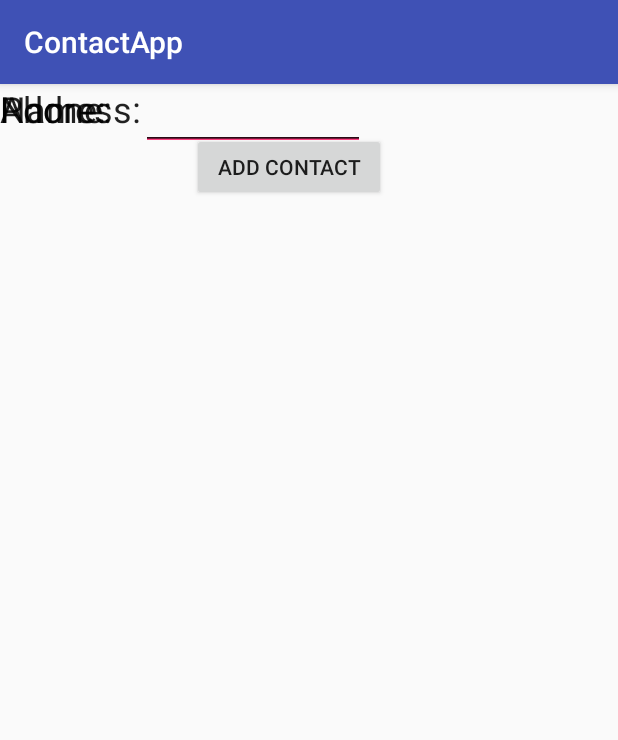
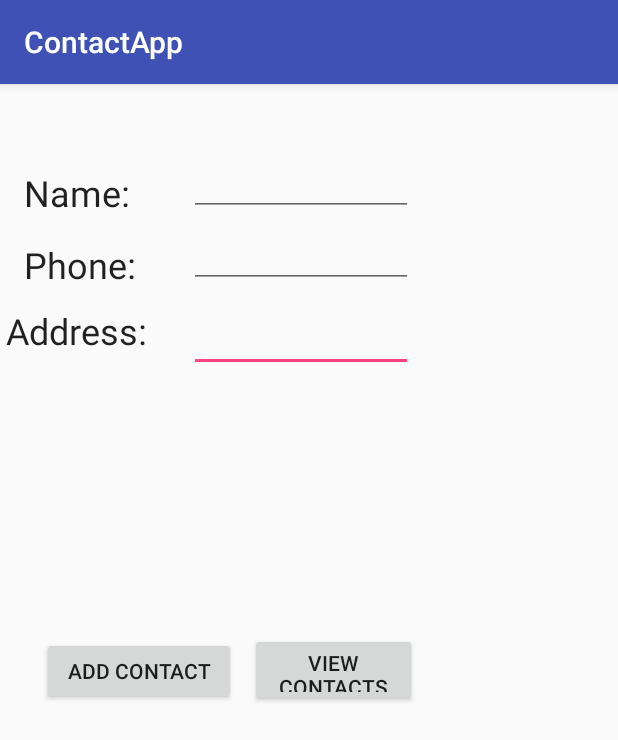
Before and after one commit to Blackc0650/BlackCameron_SQLnotes, an Android app: the screen it shows after launch (MainActivity), on a phone screen of 412 x 824 dp. Shown: the top 740 px of the screen. Run offline under Robolectric (Android 15) with nearby library versions, the phone set to English and light mode, and no system bars.

Commit message:
Finish this
+ Add last check

```diff
--- a/app/src/main/java/com/contactapp/blackc0650/contactapp/DatabaseHelper.java
+++ b/app/src/main/java/com/contactapp/blackc0650/contactapp/DatabaseHelper.java
@@ -2,10 +2,12 @@ package com.contactapp.blackc0650.contactapp;
 
 import android.content.ContentValues;
 import android.content.Context;
+import android.database.Cursor;
 import android.database.sqlite.SQLiteDatabase;
+import android.database.sqlite.SQLiteOpenHelper;
 import android.util.Log;
 
-public class DatabaseHelper extends android.database.sqlite.SQLiteOpenHelper {
+public class DatabaseHelper extends SQLiteOpenHelper {
     public static final int DATABASE_VERSION = 1;
     public static final String DATABASE_NAME = "ContactApp.db";
     public static final String TABLE_NAME = "ContactApp_table";
@@ -13,9 +15,10 @@ public class DatabaseHelper extends android.database.sqlite.SQLiteOpenHelper {
     public static final String COLUMN_NAME_CONTACT = "contact";
     public static final String COLUMN_NAME_PHONE = "phone";
     public static final String COLUMN_NAME_ADDRESS = "address";
-    public static final String SQL_CREATE_ENTRIES = "CREATE TABLE " + TABLE_NAME + " (" + ID + " INTEGER PRIMARY KEY AUTOINCREMENT," + COLUMN_NAME_CONTACT + " TEXT)";
-    public static final String SQL_CREATE_ENTRIES_PHONE = "CREATE TABLE " + TABLE_NAME + " (" + ID + " INTEGER PRIMARY KEY AUTOINCREMENT," + COLUMN_NAME_PHONE + " TEXT)";
-    public static final String SQL_CREATE_ENTRIES_ADDRESS = "CREATE TABLE " + TABLE_NAME + " (" + ID + " INTEGER PRIMARY KEY AUTOINCREMENT," + COLUMN_NAME_ADDRESS + " TEXT)";
+    public static final String SQL_CREATE_ENTRIES = "CREATE TABLE " + TABLE_NAME + " (" + ID + " INTEGER PRIMARY KEY AUTOINCREMENT," +
+            COLUMN_NAME_CONTACT + " TEXT," +
+            COLUMN_NAME_PHONE + " TEXT," +
+            COLUMN_NAME_ADDRESS + " TEXT)";
     public static final String SQL_DELETE_ENTRIES = "DROP TABLE IF EXISTS " + TABLE_NAME;
     public DatabaseHelper(Context context) {
         super(context, DATABASE_NAME, null, DATABASE_VERSION);
@@ -26,8 +29,6 @@ public class DatabaseHelper extends android.database.sqlite.SQLiteOpenHelper {
     public void onCreate(SQLiteDatabase db) {
         Log.d("ContactApp","DatabaseHelper: creating database");
         db.execSQL(SQL_CREATE_ENTRIES);
-        db.execSQL(SQL_CREATE_ENTRIES_ADDRESS);
-        db.execSQL(SQL_CREATE_ENTRIES_PHONE);
     }
     @Override
     public void onUpgrade(SQLiteDatabase db, int oldVersion, int newVersion) {
@@ -49,4 +50,10 @@ public class DatabaseHelper extends android.database.sqlite.SQLiteOpenHelper {
             Log.d("ContactApp","DatabaseHelper: Contact insert - PASSED RESULT=" + result);
         return result != -1;
     }
+    public Cursor getAllData() {
+        Log.d("ContactApp","DatabaseHelper: calling getAllData method");
+        SQLiteDatabase sqLiteDatabase = this.getWritableDatabase();
+        Cursor cursor = sqLiteDatabase.rawQuery("select * from " + TABLE_NAME,null);
+        return cursor;
+    }
 }
--- a/app/src/main/res/layout/activity_main.xml
+++ b/app/src/main/res/layout/activity_main.xml
@@ -10,6 +10,8 @@
         android:id="@+id/address"
         android:layout_width="wrap_content"
         android:layout_height="wrap_content"
+        android:layout_marginStart="4dp"
+        android:layout_marginTop="148dp"
         android:text="Address:"
         android:textAppearance="@style/TextAppearance.AppCompat.Headline"
         android:textSize="24sp"
@@ -20,6 +22,8 @@
         android:id="@+id/phone"
         android:layout_width="wrap_content"
         android:layout_height="wrap_content"
+        android:layout_marginStart="16dp"
+        android:layout_marginTop="104dp"
         android:text="Phone:"
         android:textAppearance="@style/TextAppearance.AppCompat.Headline"
         android:textSize="24sp"
@@ -30,6 +34,8 @@
         android:id="@+id/name"
         android:layout_width="wrap_content"
         android:layout_height="wrap_content"
+        android:layout_marginStart="16dp"
+        android:layout_marginTop="56dp"
         android:text="Name:"
         android:textAppearance="@style/TextAppearance.AppCompat.Headline"
         android:textSize="24sp"
@@ -40,6 +46,8 @@
         android:id="@+id/editText_address"
         android:layout_width="149dp"
         android:layout_height="44dp"
+        android:layout_marginStart="28dp"
+        android:layout_marginTop="148dp"
         android:ems="10"
         android:inputType="textPersonName"
         app:layout_constraintStart_toEndOf="@+id/address"
@@ -49,6 +57,8 @@
         android:id="@+id/editText_phone"
         android:layout_width="149dp"
         android:layout_height="44dp"
+        android:layout_marginStart="28dp"
+        android:layout_marginTop="92dp"
         android:ems="10"
         android:inputType="textPersonName"
         app:layout_constraintStart_toEndOf="@+id/address"
@@ -58,6 +68,8 @@
         android:id="@+id/editText_name"
         android:layout_width="149dp"
         android:layout_height="44dp"
+        android:layout_marginStart="28dp"
+        android:layout_marginTop="44dp"
         android:ems="10"
         android:inputType="textPersonName"
         app:layout_constraintStart_toEndOf="@+id/address"
@@ -67,8 +79,21 @@
         android:id="@+id/button"
         android:layout_width="129dp"
         android:layout_height="45dp"
-        android:layout_marginStart="128dp"
+        android:layout_marginStart="28dp"
+        android:layout_marginTop="188dp"
+        android:onClick="addData"
         android:text="Add Contact"
         app:layout_constraintStart_toStartOf="parent"
         app:layout_constraintTop_toBottomOf="@+id/address" />
+
+    <Button
+        android:id="@+id/button2"
+        android:layout_width="111dp"
+        android:layout_height="49dp"
+        android:layout_marginStart="9dp"
+        android:layout_marginTop="174dp"
+        android:onClick="viewData"
+        android:text="VIEW CONTACTS"
+        app:layout_constraintStart_toEndOf="@+id/button"
+        app:layout_constraintTop_toBottomOf="@+id/editText_address" />
 </android.support.constraint.ConstraintLayout>
```
Also changed, not shown: app/src/main/java/com/contactapp/blackc0650/contactapp/MainActivity.java (+27 -0 lines).
